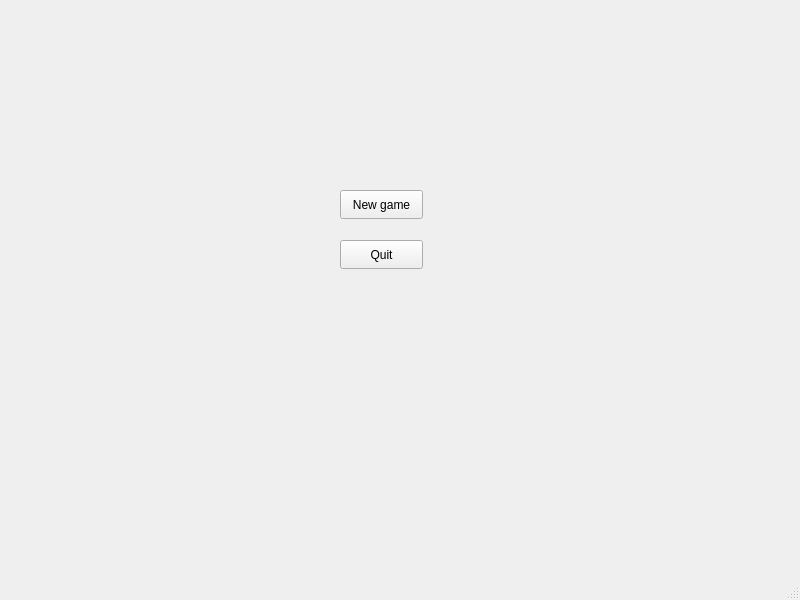
First picture: the form in mainwindow.ui, repository Futur3Developer/Definitely_not_lemmings, before the edit.
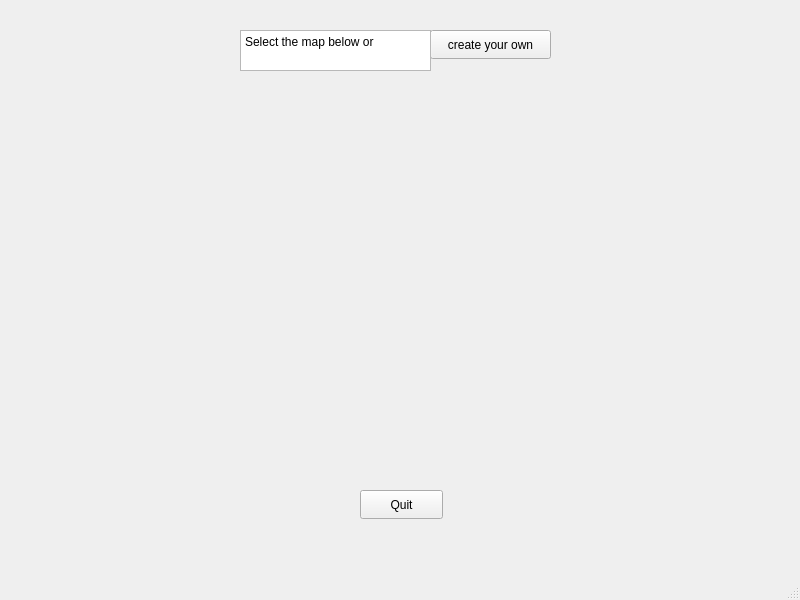
Second picture: the form after the edit.

Commit message: Still learning git

Patch:
```diff
--- a/mainwindow.ui
+++ b/mainwindow.ui
@@ -17,21 +17,21 @@
    <widget class="QPushButton" name="newGame">
     <property name="geometry">
      <rect>
-      <x>340</x>
-      <y>190</y>
-      <width>83</width>
+      <x>430</x>
+      <y>30</y>
+      <width>121</width>
       <height>29</height>
      </rect>
     </property>
     <property name="text">
-     <string>New game</string>
+     <string>create your own</string>
     </property>
    </widget>
    <widget class="QPushButton" name="quit">
     <property name="geometry">
      <rect>
-      <x>340</x>
-      <y>240</y>
+      <x>360</x>
+      <y>490</y>
       <width>83</width>
       <height>29</height>
      </rect>
@@ -40,6 +40,23 @@
      <string>Quit</string>
     </property>
    </widget>
+   <widget class="QTextBrowser" name="textBrowser">
+    <property name="geometry">
+     <rect>
+      <x>240</x>
+      <y>30</y>
+      <width>191</width>
+      <height>41</height>
+     </rect>
+    </property>
+    <property name="html">
+     <string>&lt;!DOCTYPE HTML PUBLIC &quot;-//W3C//DTD HTML 4.0//EN&quot; &quot;http://www.w3.org/TR/REC-html40/strict.dtd&quot;&gt;
+&lt;html&gt;&lt;head&gt;&lt;meta name=&quot;qrichtext&quot; content=&quot;1&quot; /&gt;&lt;meta charset=&quot;utf-8&quot; /&gt;&lt;style type=&quot;text/css&quot;&gt;
+p, li { white-space: pre-wrap; }
+&lt;/style&gt;&lt;/head&gt;&lt;body style=&quot; font-family:'Segoe UI'; font-size:9pt; font-weight:400; font-style:normal;&quot;&gt;
+&lt;p style=&quot; margin-top:0px; margin-bottom:0px; margin-left:0px; margin-right:0px; -qt-block-indent:0; text-indent:0px;&quot;&gt;Select the map below or&lt;/p&gt;&lt;/body&gt;&lt;/html&gt;</string>
+    </property>
+   </widget>
   </widget>
   <widget class="QMenuBar" name="menubar">
    <property name="geometry">
```
Left out of the diff: 2 changed lines with no effect on the pictures. The commit also changes 1 other file.
